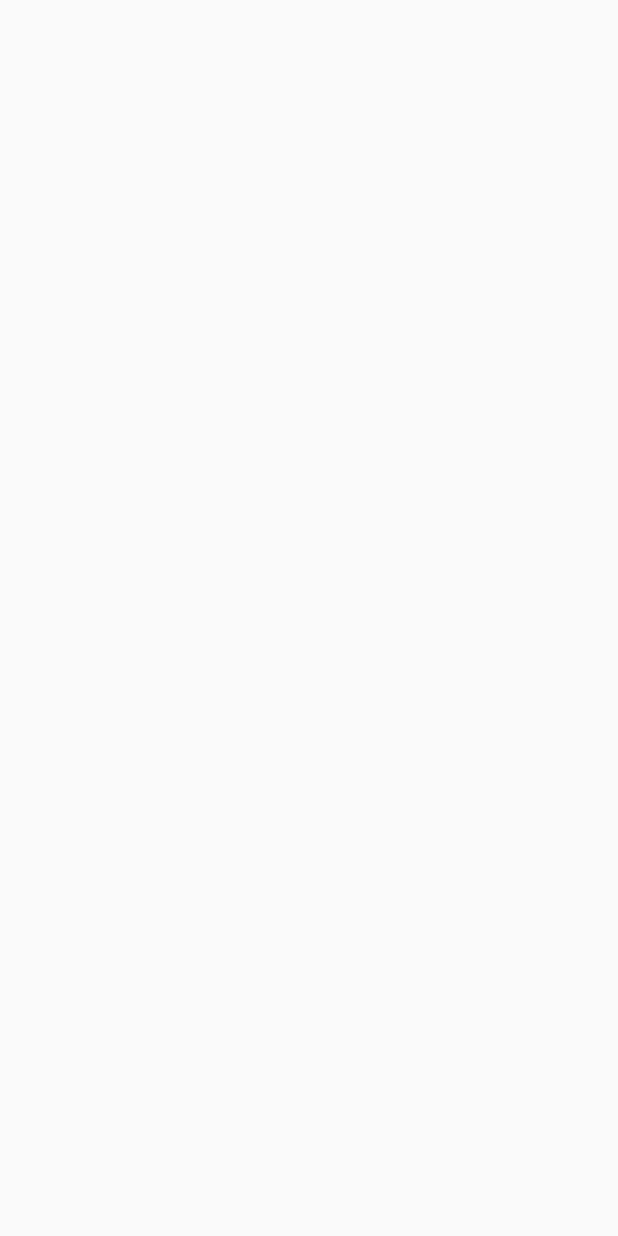
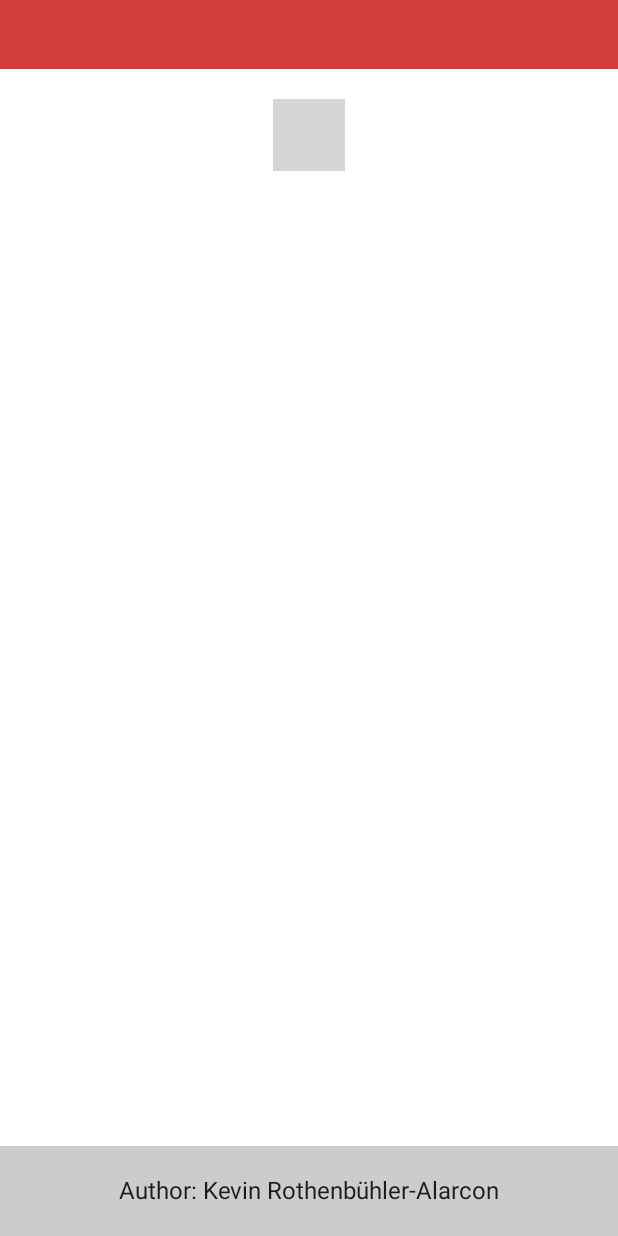
Before and after one commit to kevinrothenbuhleralarcon/TODO-List-Android-app, an Android app built with Jetpack Compose: the TodoListScreen screen opened through its navigation route, on a phone screen of 412 x 824 dp. Before the commit the screen is empty. Run offline under Robolectric (Android 15) with nearby library versions, the phone set to English and light mode, and no system bars; our stand-ins replace Dagger/Hilt's generated code; 1 statement that could not run was skipped; grey boxes are pictures that could not be loaded.

Commit message:
Add empty screen for TodoList and update the navigation

```diff
--- a/app/src/main/java/ch/kra/todo/core/presentation/Navigation.kt
+++ b/app/src/main/java/ch/kra/todo/core/presentation/Navigation.kt
@@ -4,8 +4,10 @@ import androidx.compose.runtime.Composable
 import androidx.navigation.NavHostController
 import androidx.navigation.compose.NavHost
 import androidx.navigation.compose.composable
+import androidx.navigation.navigation
 import ch.kra.todo.auth.presentation.login.components.LoginScreen
 import ch.kra.todo.core.Routes
+import ch.kra.todo.todo.presentation.todos.components.TodoListScreen
 
 @Composable
 fun Navigation(navController: NavHostController) {
@@ -22,7 +24,11 @@ fun Navigation(navController: NavHostController) {
         }
 
         composable(Routes.TODO_LIST){
-
+            TodoListScreen(
+                navigate = { event->
+                    navController.navigate(event.route)
+                }
+            )
         }
     }
 }
--- /dev/null
+++ b/app/src/main/java/ch/kra/todo/todo/presentation/todos/components/TodoListScreen.kt
@@ -0,0 +1,69 @@
+package ch.kra.todo.todo.presentation.todos.components
+
+import androidx.compose.foundation.layout.*
+import androidx.compose.material.Scaffold
+import androidx.compose.material.Text
+import androidx.compose.material.rememberScaffoldState
+import androidx.compose.runtime.Composable
+import androidx.compose.ui.Alignment
+import androidx.compose.ui.Modifier
+import androidx.compose.ui.res.stringResource
+import androidx.compose.ui.text.font.FontWeight
+import androidx.compose.ui.unit.dp
+import androidx.compose.ui.unit.sp
+import ch.kra.todo.R
+import ch.kra.todo.core.UIEvent
+import ch.kra.todo.core.presentation.Footer
+import ch.kra.todo.core.presentation.Header
+
+@Composable
+fun TodoListScreen(
+    navigate: (UIEvent.Navigate) -> Unit
+) {
+    val scaffoldState = rememberScaffoldState()
+
+    /*LaunchedEffect(key1 = true) {
+        viewModel.uiEvent.collect { event ->
+            when (event) {
+                is UIEvent.Navigate -> navigate(event)
+
+                is UIEvent.DisplayLoading -> {
+                    /* TODO */
+                }
+            }
+        }
+    }*/
+
+    Scaffold(
+        bottomBar = {
+            Footer(
+                modifier = Modifier
+                    .height(60.dp)
+                    .fillMaxWidth()
+            )
+        },
+        scaffoldState = scaffoldState,
+        modifier = Modifier
+            .fillMaxSize()
+    ) { padding ->
+        Column(
+            modifier = Modifier
+                .fillMaxSize()
+                .padding(padding),
+            horizontalAlignment = Alignment.CenterHorizontally
+        ) {
+            Header(
+                modifier = Modifier
+                    .height(46.dp)
+                    .fillMaxWidth()
+            )
+            Text(
+                modifier = Modifier
+                    .padding(20.dp),
+                text = stringResource(R.string.todo_list_header, "Kevin"),
+                fontSize = 32.sp,
+                fontWeight = FontWeight.Bold
+            )
+        }
+    }
+}
```
